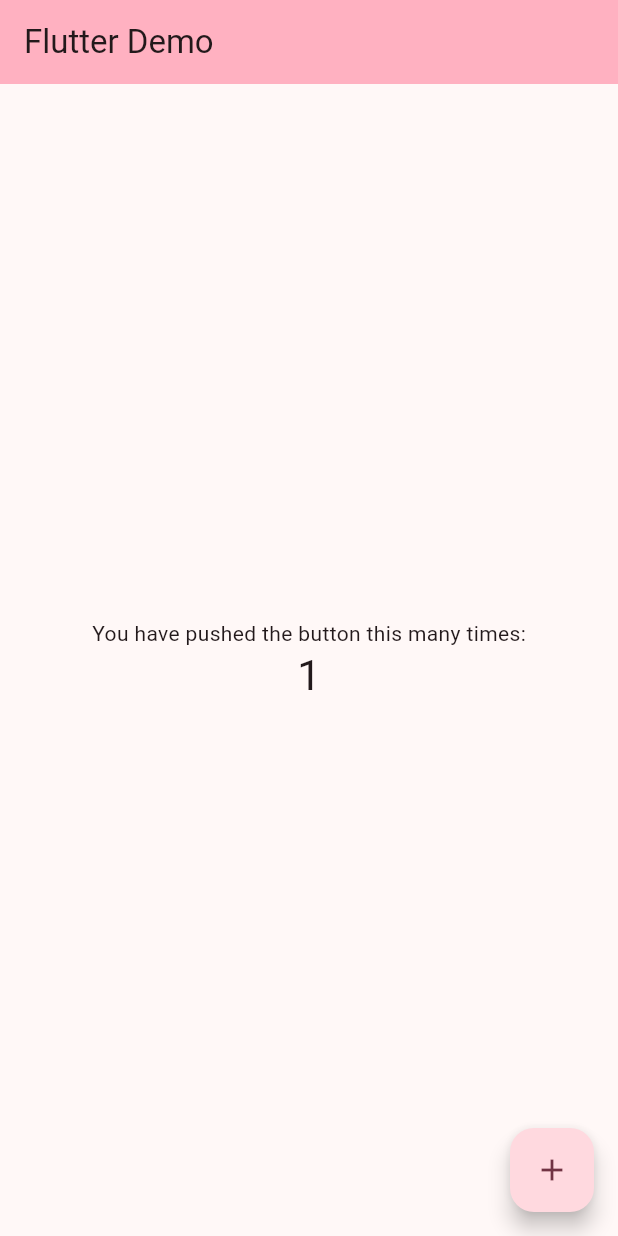
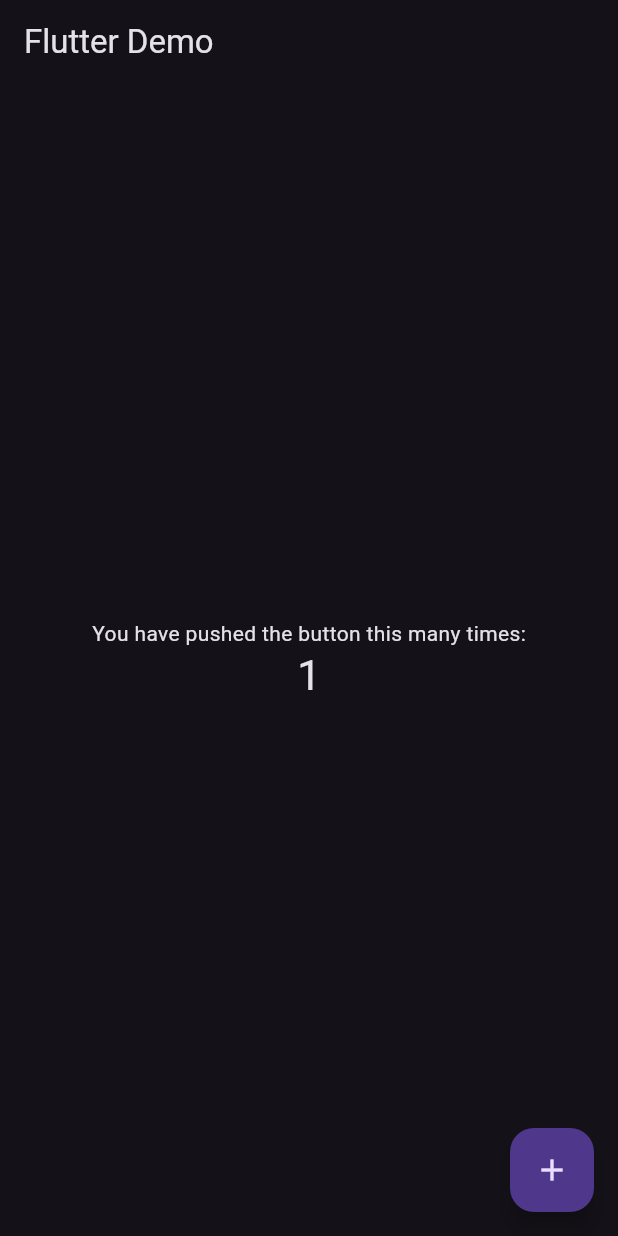
Before and after one commit to Thaidepzai0202/test_git_flow, a Flutter app: the screen it shows after launch, after a tap on the "add" icon, on a phone screen of 412 x 824 dp. Run offline on Flutter 3.47's test engine with Material 3 defaults, Android fonts, the phone set to English and light mode, and no system bars.

Commit message:
chang theme

```diff
--- a/lib/main.dart
+++ b/lib/main.dart
@@ -1,4 +1,7 @@
+import 'package:flutter/foundation.dart';
 import 'package:flutter/material.dart';
+
+ValueNotifier isDarkTheme =  ValueNotifier(false);
 
 void main() {
   runApp(const MyApp());
@@ -7,16 +10,19 @@ void main() {
 class MyApp extends StatelessWidget {
   const MyApp({super.key});
 
-  // This widget is the root of your application.
   @override
   Widget build(BuildContext context) {
-    return MaterialApp(
-      title: 'Flutter Demo',
-      theme: ThemeData(
-        colorScheme: ColorScheme.fromSeed(seedColor: Colors.pinkAccent),
-        useMaterial3: true,
+    return ValueListenableBuilder(
+      valueListenable: isDarkTheme,
+      builder:(context,value,chile) => MaterialApp(
+        title: 'Flutter Demo',
+        theme: !isDarkTheme.value ?  ThemeData(
+          colorScheme: ColorScheme.fromSeed(seedColor: Colors.pinkAccent),
+          useMaterial3: true,
+        )
+        : ThemeData.dark(),
+        home: const MyHomePage(title: 'Flutter Demo'),
       ),
-      home: const MyHomePage(title: 'Flutter Demo'),
     );
   }
 }
@@ -35,6 +41,7 @@ class _MyHomePageState extends State<MyHomePage> {
   void _incrementCounter() {
     setState(() {
       _counter++;
+      isDarkTheme.value = !isDarkTheme.value;
     });
   }
 
@@ -42,7 +49,7 @@ class _MyHomePageState extends State<MyHomePage> {
   Widget build(BuildContext context) {
     return Scaffold(
       appBar: AppBar(
-        backgroundColor: Theme.of(context).colorScheme.inversePrimary,
+        backgroundColor: Theme.of(context).backgroundColor,
         title: Text(widget.title),
       ),
       body: Center(
```
